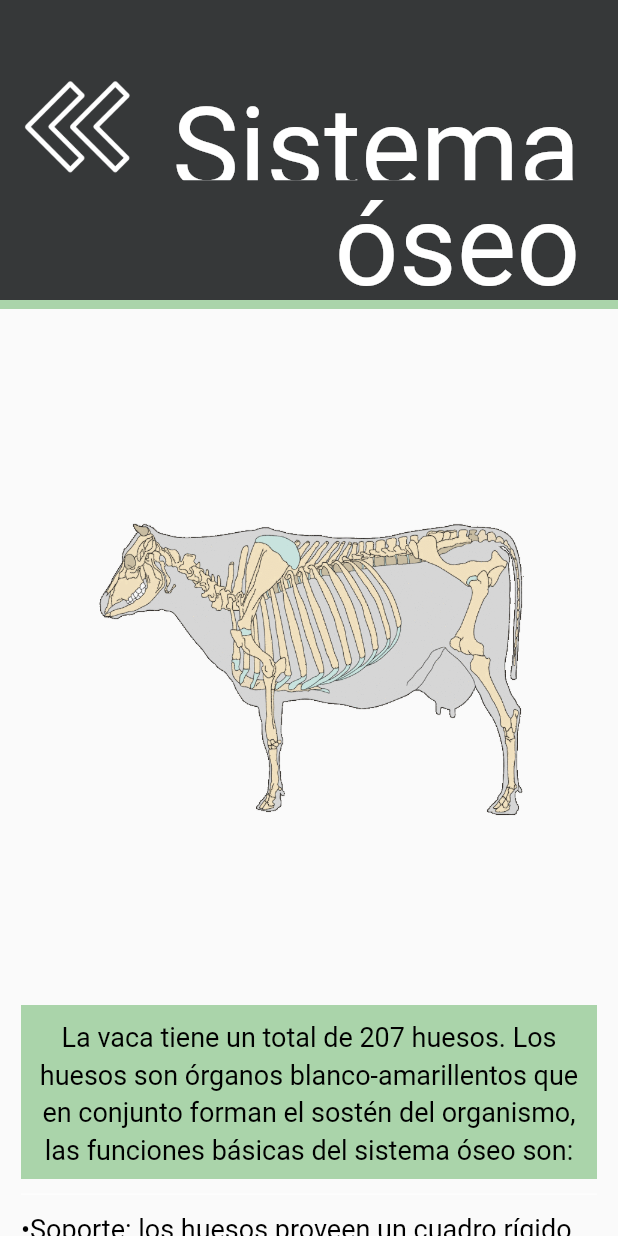
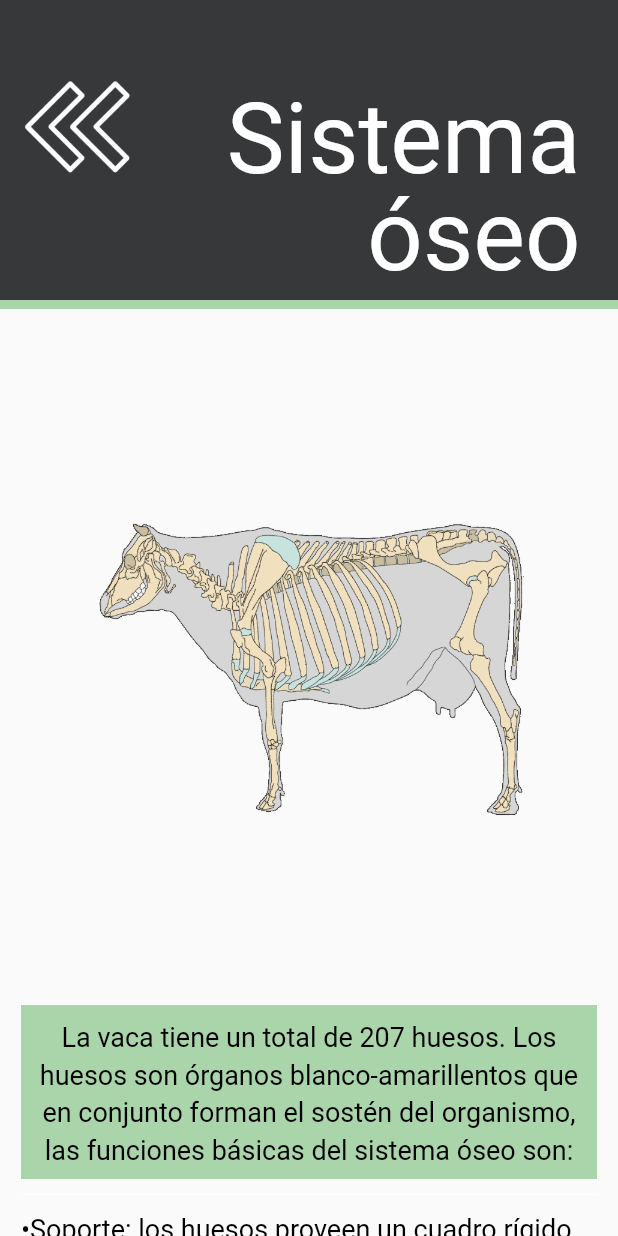
Before and after one commit to LigiaRojas/Eba, a Flutter app: the SkeletalScreen screen opened by its route, on a phone screen of 412 x 824 dp. Run offline on Flutter 3.47's test engine with Material 2 defaults, Android fonts, the phone set to English and light mode, and no system bars; our stand-ins replace logger; missing offline and left inert: flutter_session, flutter_unity_widget, mongo_dart; Roboto replaces fonts that are missing (LeagueSpartan).

Commit message:
Ajustes pantallas de información.

```diff
--- a/lib/main.dart
+++ b/lib/main.dart
@@ -24,7 +24,7 @@ class MyApp extends StatelessWidget {
   @override
   Widget build(BuildContext context) {
     return new MaterialApp(
-      initialRoute: '/loading-screen',
+      initialRoute: '/digestive-screen',
         routes: {
           '/unity-screen': (context) => UnityScreen(),
           '/loading-screen': (context) => LoadingScreen(),
--- a/lib/views/info/digestive_screen.dart
+++ b/lib/views/info/digestive_screen.dart
@@ -10,7 +10,7 @@ class DigestiveScreen extends StatelessWidget {
       resizeToAvoidBottomPadding: false,
       body: Column(
         children: [
-          ...buildHeader('digestivo', 75.0, () {
+          ...buildHeader('digestivo', 65.0, () {
             Logger().d('Going back from Digestive System Screen - On screen back button');
             Navigator.pop(context);
           }),
--- a/lib/views/info/skeletal_screen.dart
+++ b/lib/views/info/skeletal_screen.dart
@@ -10,7 +10,7 @@ class SkeletalScreen extends StatelessWidget {
       resizeToAvoidBottomPadding: false,
       body: Column(
         children: [
-          ...buildHeader('óseo', 75.0, () {
+          ...buildHeader('óseo', 65.0, () {
             Logger().d('Going back from Skeletal System Screen - On screen back button');
             Navigator.pop(context);
           }),
@@ -25,26 +25,34 @@ class SkeletalScreen extends StatelessWidget {
                       'forman el sostén del organismo, las funciones básicas '
                       'del sistema óseo son:'),
                   ...buildText('•Soporte: los huesos proveen un cuadro '
-                      'rígido de soporte para los músculos y tejidos blandos.\n'
-                      '•Protección: los huesos forman varias cavidades que '
+                      'rígido de soporte para los músculos y tejidos blandos.',
+                    textAlign: TextAlign.left,
+                  ),
+                  ...buildText('•Protección: los huesos forman varias cavidades que '
                       'protegen los órganos internos de posibles traumatismos. '
                       'Por ejemplo, el cráneo protege el cerebro frente a los '
                       'golpes, y la caja torácica, formada por costillas y '
-                      'esternón protege los pulmones y el corazón.\n'
-                      '•Movimiento: gracias a los músculos que se insertan en '
+                      'esternón protege los pulmones y el corazón.',
+                    textAlign: TextAlign.left,
+                  ),
+                  ...buildText('•Movimiento: gracias a los músculos que se insertan en '
                       'los huesos a través de los tendones y su contracción '
-                      'sincronizada, se produce el movimiento.\n'
-                      '•Homeostasis mineral: el tejido óseo almacena una serie '
+                      'sincronizada, se produce el movimiento.',
+                    textAlign: TextAlign.left,
+                  ),
+                  ...buildText('•Homeostasis mineral: el tejido óseo almacena una serie '
                       'de minerales, especialmente calcio y fósforo, necesarios '
                       'para la contracción muscular y otras muchas funciones. '
                       'Cuando son necesarios, el hueso libera dichos minerales '
                       'en la sangre que los distribuye a otras partes del '
-                      'organismo.\n'
-                      '•Producción de células sanguíneas: dentro de cavidades '
+                      'organismo.',
+                    textAlign: TextAlign.left,
+                  ),
+                  ...buildText('•Producción de células sanguíneas: dentro de cavidades '
                       'situadas en ciertos huesos, un tejido conectivo '
                       'denominado médula ósea roja produce las células '
                       'sanguíneas rojas o hematíes mediante el proceso '
-                      'denominado hematopoyesis.\n',
+                      'denominado hematopoyesis.',
                     textAlign: TextAlign.left,
                     dividerColor: Color(0xffaad4aa),
                   ),
```
Also changed, not shown: lib/views/info/reproductive_screen.dart (+5 -4 lines).
